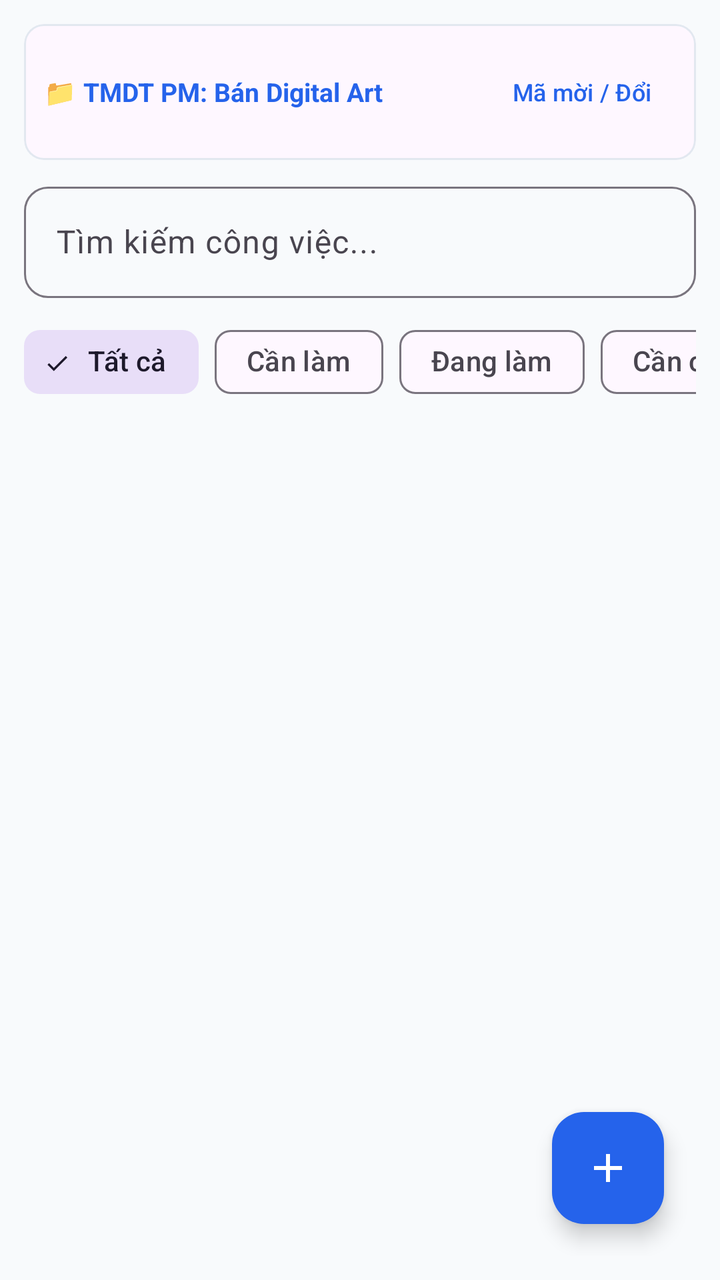
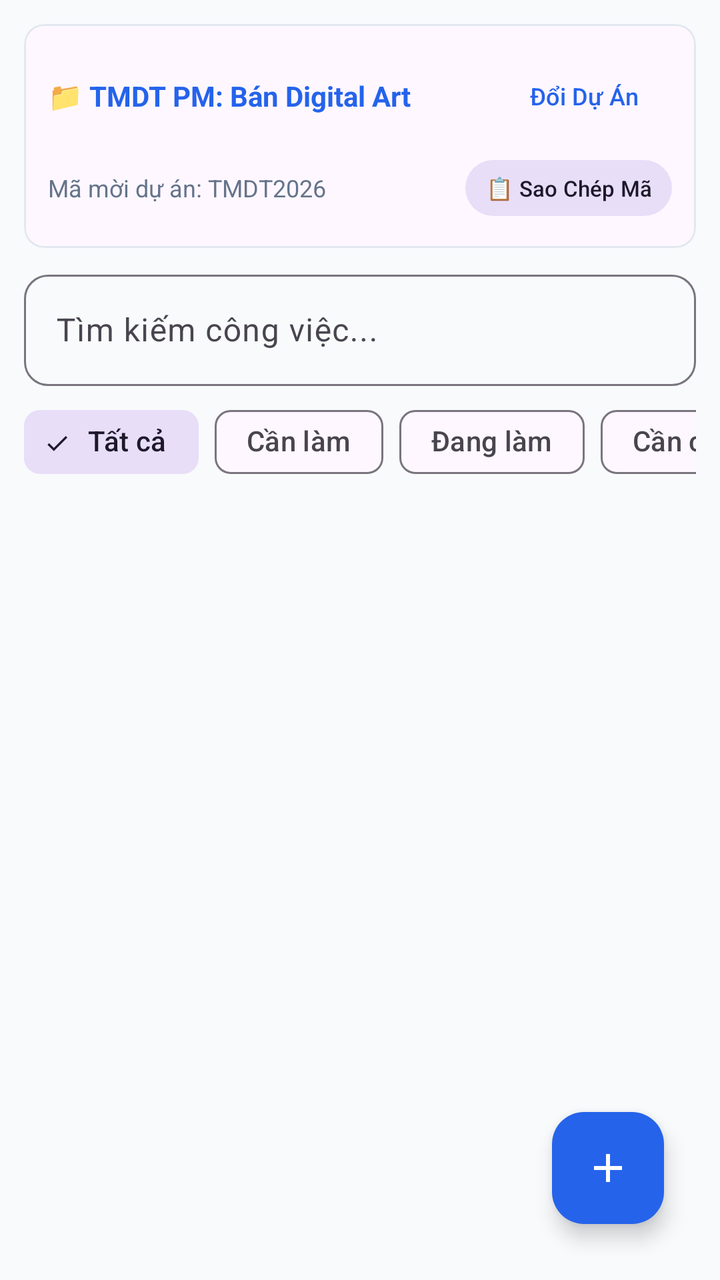

Compare the two renders of this Android layout. The source of the first and the diff that turns it into the second are given below.
<!-- AndroidManifest.xml: application theme Theme.TaskManagerApp -->
<!-- res/layout/fragment_task_list.xml -->
<?xml version="1.0" encoding="utf-8"?>
<androidx.constraintlayout.widget.ConstraintLayout
    xmlns:android="http://schemas.android.com/apk/res/android"
    xmlns:app="http://schemas.android.com/apk/res-auto"
    android:layout_width="match_parent"
    android:layout_height="match_parent"
    android:background="@color/bg_light"
    android:padding="12dp">

    
    <com.google.android.material.card.MaterialCardView
        android:id="@+id/cardProjectBanner"
        android:layout_width="0dp"
        android:layout_height="wrap_content"
        android:layout_marginBottom="8dp"
        app:cardCornerRadius="10dp"
        app:strokeColor="@color/border"
        app:strokeWidth="1dp"
        app:layout_constraintTop_toTopOf="parent"
        app:layout_constraintStart_toStartOf="parent"
        app:layout_constraintEnd_toEndOf="parent">

        <LinearLayout
            android:layout_width="match_parent"
            android:layout_height="wrap_content"
            android:orientation="horizontal"
            android:gravity="center_vertical"
            android:padding="10dp">

            <TextView
                android:id="@+id/tvActiveProjectName"
                android:layout_width="0dp"
                android:layout_height="wrap_content"
                android:layout_weight="1"
                android:text="📁 TMDT PM: Bán Digital Art"
                android:textColor="@color/primary"
                android:textSize="13sp"
                android:textStyle="bold" />

            <com.google.android.material.button.MaterialButton
                android:id="@+id/btnSwitchProject"
                style="@style/Widget.Material3.Button.TextButton"
                android:layout_width="wrap_content"
                android:layout_height="wrap_content"
                android:textSize="12sp"
                android:text="Mã mời / Đổi" />
        </LinearLayout>
    </com.google.android.material.card.MaterialCardView>

    
    <com.google.android.material.textfield.TextInputLayout
        android:id="@+id/tilSearch"
        android:layout_width="0dp"
        android:layout_height="wrap_content"
        android:layout_marginTop="8dp"
        android:hint="Tìm kiếm công việc..."
        app:boxBackgroundMode="outline"
        app:boxCornerRadiusTopStart="12dp"
        app:boxCornerRadiusTopEnd="12dp"
        app:boxCornerRadiusBottomStart="12dp"
        app:boxCornerRadiusBottomEnd="12dp"
        app:layout_constraintTop_toBottomOf="@id/cardProjectBanner"
        app:layout_constraintStart_toStartOf="parent"
        app:layout_constraintEnd_toEndOf="parent">

        <com.google.android.material.textfield.TextInputEditText
            android:id="@+id/etSearch"
            android:layout_width="match_parent"
            android:layout_height="wrap_content"
            android:inputType="text" />
    </com.google.android.material.textfield.TextInputLayout>

    
    <HorizontalScrollView
        android:id="@+id/scrollFilters"
        android:layout_width="0dp"
        android:layout_height="wrap_content"
        android:scrollbars="none"
        android:layout_marginTop="8dp"
        app:layout_constraintTop_toBottomOf="@id/tilSearch"
        app:layout_constraintStart_toStartOf="parent"
        app:layout_constraintEnd_toEndOf="parent">

        <com.google.android.material.chip.ChipGroup
            android:id="@+id/chipGroupStatus"
            android:layout_width="wrap_content"
            android:layout_height="wrap_content"
            app:singleSelection="true">

            <com.google.android.material.chip.Chip
                android:id="@+id/chipAll"
                style="@style/Widget.Material3.Chip.Filter"
                android:layout_width="wrap_content"
                android:layout_height="wrap_content"
                android:checked="true"
                android:text="Tất cả" />

            <com.google.android.material.chip.Chip
                android:id="@+id/chipTodo"
                style="@style/Widget.Material3.Chip.Filter"
                android:layout_width="wrap_content"
                android:layout_height="wrap_content"
                android:text="Cần làm" />

            <com.google.android.material.chip.Chip
                android:id="@+id/chipDoing"
                style="@style/Widget.Material3.Chip.Filter"
                android:layout_width="wrap_content"
                android:layout_height="wrap_content"
                android:text="Đang làm" />

            <com.google.android.material.chip.Chip
                android:id="@+id/chipReview"
                style="@style/Widget.Material3.Chip.Filter"
                android:layout_width="wrap_content"
                android:layout_height="wrap_content"
                android:text="Cần chỉnh sửa" />

            <com.google.android.material.chip.Chip
                android:id="@+id/chipDone"
                style="@style/Widget.Material3.Chip.Filter"
                android:layout_width="wrap_content"
                android:layout_height="wrap_content"
                android:text="Hoàn thành" />
        </com.google.android.material.chip.ChipGroup>
    </HorizontalScrollView>

    
    <ProgressBar
        android:id="@+id/progressBar"
        android:layout_width="wrap_content"
        android:layout_height="wrap_content"
        android:visibility="gone"
        app:layout_constraintTop_toTopOf="@id/rvTasks"
        app:layout_constraintBottom_toBottomOf="@id/rvTasks"
        app:layout_constraintStart_toStartOf="parent"
        app:layout_constraintEnd_toEndOf="parent" />

    
    <LinearLayout
        android:id="@+id/layoutError"
        android:layout_width="0dp"
        android:layout_height="wrap_content"
        android:orientation="horizontal"
        android:gravity="center_vertical"
        android:background="#FEE2E2"
        android:padding="10dp"
        android:visibility="gone"
        android:layout_marginBottom="8dp"
        app:layout_constraintTop_toBottomOf="@id/scrollFilters"
        app:layout_constraintStart_toStartOf="parent"
        app:layout_constraintEnd_toEndOf="parent">

        <TextView
            android:id="@+id/tvErrorMessage"
            android:layout_width="0dp"
            android:layout_height="wrap_content"
            android:layout_weight="1"
            android:textColor="#DC2626"
            android:textSize="12sp"
            android:text="Mất kết nối mạng. Đang xem dữ liệu offline." />

        <com.google.android.material.button.MaterialButton
            android:id="@+id/btnRetry"
            style="@style/Widget.Material3.Button.TextButton"
            android:layout_width="wrap_content"
            android:layout_height="wrap_content"
            android:textColor="#DC2626"
            android:text="Thử lại" />

        <ImageView
            android:id="@+id/btnCloseError"
            android:layout_width="24dp"
            android:layout_height="24dp"
            android:layout_marginStart="4dp"
            android:padding="2dp"
            android:src="@drawable/ic_tasks"
            app:tint="#DC2626"
            android:contentDescription="Đóng thông báo" />
    </LinearLayout>

    
    <androidx.recyclerview.widget.RecyclerView
        android:id="@+id/rvTasks"
        android:layout_width="0dp"
        android:layout_height="0dp"
        android:layout_marginTop="8dp"
        app:layout_constraintTop_toBottomOf="@id/layoutError"
        app:layout_constraintBottom_toBottomOf="parent"
        app:layout_constraintStart_toStartOf="parent"
        app:layout_constraintEnd_toEndOf="parent" />

    
    <TextView
        android:id="@+id/tvEmpty"
        android:layout_width="wrap_content"
        android:layout_height="wrap_content"
        android:text="Chưa có công việc nào"
        android:textColor="@color/text_secondary"
        android:visibility="gone"
        app:layout_constraintTop_toTopOf="@id/rvTasks"
        app:layout_constraintBottom_toBottomOf="@id/rvTasks"
        app:layout_constraintStart_toStartOf="parent"
        app:layout_constraintEnd_toEndOf="parent" />

    
    <com.google.android.material.floatingactionbutton.FloatingActionButton
        android:id="@+id/fabAddTask"
        android:layout_width="wrap_content"
        android:layout_height="wrap_content"
        android:layout_margin="16dp"
        android:backgroundTint="@color/primary"
        android:contentDescription="@string/add_task"
        android:src="@drawable/ic_add"
        app:tint="@android:color/white"
        app:layout_constraintBottom_toBottomOf="parent"
        app:layout_constraintEnd_toEndOf="parent" />

</androidx.constraintlayout.widget.ConstraintLayout>
<!-- resources referenced by this layout -->
<resources>
  <color name="bg_light">#F8FAFC</color>
  <color name="border">#E2E8F0</color>
  <color name="primary">#2563EB</color>
  <color name="text_secondary">#64748B</color>
  <!-- drawable ic_add (drawable) -->
  <vector xmlns:android="http://schemas.android.com/apk/res/android"
      android:width="24dp"
      android:height="24dp"
      android:viewportWidth="24"
      android:viewportHeight="24">
    <path
        android:fillColor="#FFFFFFFF"
        android:pathData="M19,13h-6v6h-2v-6H5v-2h6V5h2v6h6v2z"/>
  </vector>
  <!-- drawable ic_tasks (drawable) -->
  <vector xmlns:android="http://schemas.android.com/apk/res/android"
      android:width="24dp"
      android:height="24dp"
      android:viewportWidth="24"
      android:viewportHeight="24">
    <path
        android:fillColor="#FF000000"
        android:pathData="M3,13h2v-2H3v2zM3,17h2v-2H3v2zM3,9h2V7H3v2zM7,13h14v-2H7v2zM7,17h14v-2H7v2zM7,7v2h14V7H7z"/>
  </vector>
  <string name="add_task">Thêm công việc</string>
  <style name="Theme.TaskManagerApp" parent="Theme.Material3.DayNight.NoActionBar">
          <item name="colorPrimary">@color/primary</item>
          <item name="colorOnPrimary">#FFFFFF</item>
          <item name="android:statusBarColor">@color/primary</item>
          <item name="android:windowLightStatusBar">false</item>
      </style>
</resources>

<!-- the commit's change to res/layout/fragment_task_list.xml (unified diff, before → after) -->
@@ -23,27 +23,60 @@
         <LinearLayout
             android:layout_width="match_parent"
             android:layout_height="wrap_content"
-            android:orientation="horizontal"
-            android:gravity="center_vertical"
-            android:padding="10dp">
-
-            <TextView
-                android:id="@+id/tvActiveProjectName"
-                android:layout_width="0dp"
-                android:layout_height="wrap_content"
-                android:layout_weight="1"
-                android:text="📁 TMDT PM: Bán Digital Art"
-                android:textColor="@color/primary"
-                android:textSize="13sp"
-                android:textStyle="bold" />
-
-            <com.google.android.material.button.MaterialButton
-                android:id="@+id/btnSwitchProject"
-                style="@style/Widget.Material3.Button.TextButton"
-                android:layout_width="wrap_content"
-                android:layout_height="wrap_content"
-                android:textSize="12sp"
-                android:text="Mã mời / Đổi" />
+            android:orientation="vertical"
+            android:padding="12dp">
+
+            <LinearLayout
+                android:layout_width="match_parent"
+                android:layout_height="wrap_content"
+                android:orientation="horizontal"
+                android:gravity="center_vertical">
+
+                <TextView
+                    android:id="@+id/tvActiveProjectName"
+                    android:layout_width="0dp"
+                    android:layout_height="wrap_content"
+                    android:layout_weight="1"
+                    android:text="📁 TMDT PM: Bán Digital Art"
+                    android:textColor="@color/primary"
+                    android:textSize="14sp"
+                    android:textStyle="bold" />
+
+                <com.google.android.material.button.MaterialButton
+                    android:id="@+id/btnSwitchProject"
+                    style="@style/Widget.Material3.Button.TextButton"
+                    android:layout_width="wrap_content"
+                    android:layout_height="wrap_content"
+                    android:textSize="12sp"
+                    android:text="Đổi Dự Án" />
+            </LinearLayout>
+
+            
+            <LinearLayout
+                android:layout_width="match_parent"
+                android:layout_height="wrap_content"
+                android:layout_marginTop="4dp"
+                android:orientation="horizontal"
+                android:gravity="center_vertical">
+
+                <TextView
+                    android:id="@+id/tvCurrentInviteCode"
+                    android:layout_width="0dp"
+                    android:layout_height="wrap_content"
+                    android:layout_weight="1"
+                    android:text="Mã mời dự án: TMDT2026"
+                    android:textColor="@color/text_secondary"
+                    android:textSize="12sp" />
+
+                <com.google.android.material.button.MaterialButton
+                    android:id="@+id/btnCopyInviteCode"
+                    style="@style/Widget.Material3.Button.TonalButton"
+                    android:layout_width="wrap_content"
+                    android:layout_height="36dp"
+                    android:textSize="11sp"
+                    android:paddingHorizontal="10dp"
+                    android:text="📋 Sao Chép Mã" />
+            </LinearLayout>
         </LinearLayout>
     </com.google.android.material.card.MaterialCardView>
 
@@ -71,13 +104,27 @@
     </com.google.android.material.textfield.TextInputLayout>
 
     
+    <com.google.android.material.chip.Chip
+        android:id="@+id/chipActiveCategory"
+        style="@style/Widget.Material3.Chip.Assist"
+        android:layout_width="wrap_content"
+        android:layout_height="wrap_content"
+        android:layout_marginTop="4dp"
+        android:visibility="gone"
+        app:closeIconVisible="true"
+        app:chipIcon="@drawable/ic_categories"
+        android:text="Hạng mục: Giao diện"
+        app:layout_constraintTop_toBottomOf="@id/tilSearch"
+        app:layout_constraintStart_toStartOf="parent" />
+
+    
     <HorizontalScrollView
         android:id="@+id/scrollFilters"
         android:layout_width="0dp"
         android:layout_height="wrap_content"
         android:scrollbars="none"
-        android:layout_marginTop="8dp"
-        app:layout_constraintTop_toBottomOf="@id/tilSearch"
+        android:layout_marginTop="4dp"
+        app:layout_constraintTop_toBottomOf="@id/chipActiveCategory"
         app:layout_constraintStart_toStartOf="parent"
         app:layout_constraintEnd_toEndOf="parent">
 
<!-- resource entries referenced after the edit -->
@@ -13,6 +13,16 @@
     <path
         android:fillColor="#FFFFFFFF"
         android:pathData="M19,13h-6v6h-2v-6H5v-2h6V5h2v6h6v2z"/>
+  </vector>
+  <!-- drawable ic_categories (drawable) -->
+  <vector xmlns:android="http://schemas.android.com/apk/res/android"
+      android:width="24dp"
+      android:height="24dp"
+      android:viewportWidth="24"
+      android:viewportHeight="24">
+    <path
+        android:fillColor="#FF000000"
+        android:pathData="M12,2l-5.5,9h11zM17.5,13c-2.49,0 -4.5,2.01 -4.5,4.5s2.01,4.5 4.5,4.5 4.5,-2.01 4.5,-4.5 -2.01,-4.5 -4.5,-4.5zM3,13.5h8v8H3z"/>
   </vector>
   <!-- drawable ic_tasks (drawable) -->
   <vector xmlns:android="http://schemas.android.com/apk/res/android"
